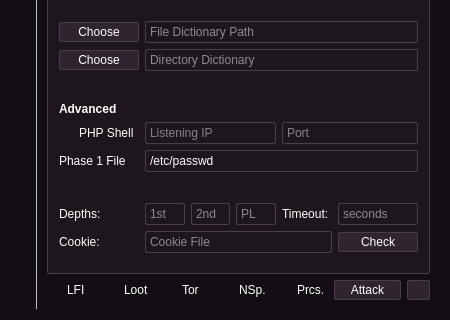
The window that core/qt5/Main.ui (VainlyStrain/Vailyn) describes before a commit, drawn with Qt 5; both pictures show x 0 to 450 and y 310 to 630 of the 450 by 630 pixel window.
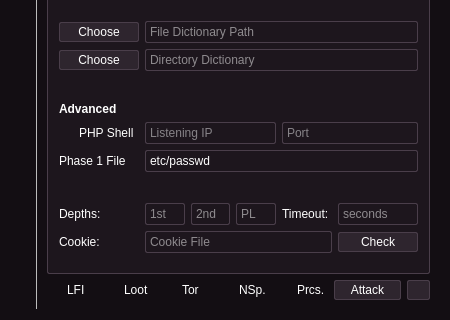
The same window after the commit. Icons and pictures are not drawn.

Commit message: fixed Main.ui (see previous commit)

What changed in the file:
```diff
--- a/core/qt5/Main.ui
+++ b/core/qt5/Main.ui
@@ -1391,7 +1391,7 @@
                          <string>&lt;html&gt;&lt;head/&gt;&lt;body&gt;&lt;p&gt;File to be checked for during Vulnerability Analysis.&lt;/p&gt;&lt;/body&gt;&lt;/html&gt;</string>
                         </property>
                         <property name="text">
-                         <string>/etc/passwd</string>
+                         <string>etc/passwd</string>
                         </property>
                        </widget>
                       </item>
```
